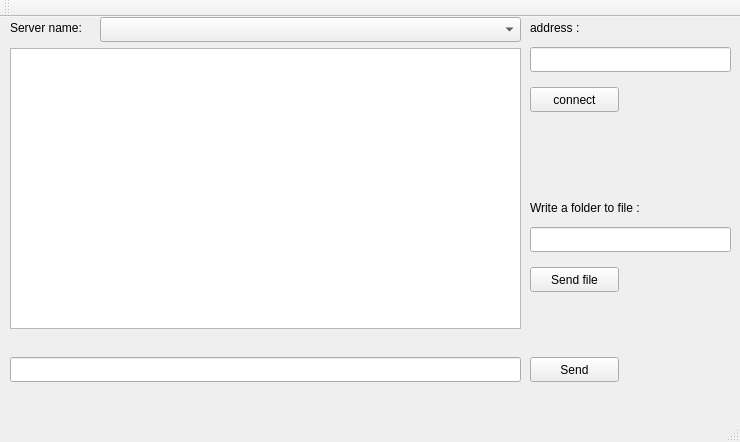
MykytaOpanyuk/All_programs_studying, file lab_3_TCPserver_chat_Qt/TCP_v2_client/mainwindow.ui: the form before one commit.
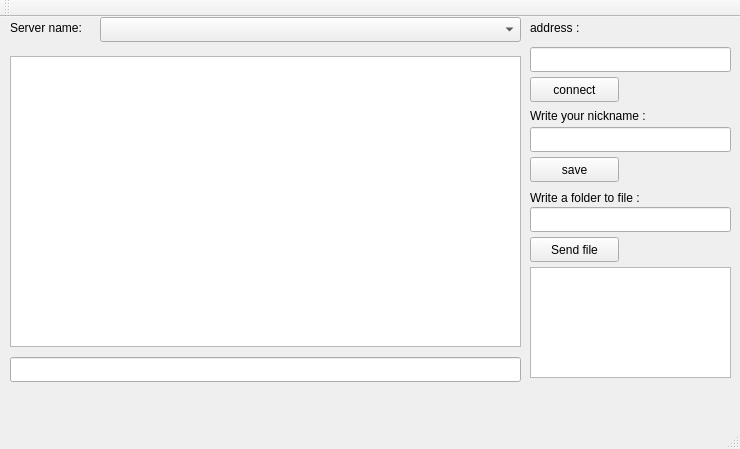
The form after the commit.

```diff
--- a/lab_3_TCPserver_chat_Qt/TCP_v2_client/mainwindow.ui
+++ b/lab_3_TCPserver_chat_Qt/TCP_v2_client/mainwindow.ui
@@ -7,7 +7,7 @@
     <x>0</x>
     <y>0</y>
     <width>740</width>
-    <height>442</height>
+    <height>449</height>
    </rect>
   </property>
   <property name="windowTitle">
@@ -24,20 +24,7 @@
      </rect>
     </property>
    </widget>
-   <widget class="QPushButton" name="Send">
-    <property name="geometry">
-     <rect>
-      <x>530</x>
-      <y>340</y>
-      <width>89</width>
-      <height>25</height>
-     </rect>
-    </property>
-    <property name="text">
-     <string>Send</string>
-    </property>
-   </widget>
-   <widget class="QLineEdit" name="lineEdit_3">
+   <widget class="QLineEdit" name="adress">
     <property name="geometry">
      <rect>
       <x>530</x>
@@ -47,16 +34,6 @@
      </rect>
     </property>
    </widget>
-   <widget class="QListView" name="listView">
-    <property name="geometry">
-     <rect>
-      <x>10</x>
-      <y>31</y>
-      <width>511</width>
-      <height>281</height>
-     </rect>
-    </property>
-   </widget>
    <widget class="QLabel" name="label">
     <property name="geometry">
      <rect>
@@ -97,7 +74,7 @@
     <property name="geometry">
      <rect>
       <x>530</x>
-      <y>70</y>
+      <y>60</y>
       <width>89</width>
       <height>25</height>
      </rect>
@@ -110,7 +87,7 @@
     <property name="geometry">
      <rect>
       <x>530</x>
-      <y>210</y>
+      <y>190</y>
       <width>201</width>
       <height>25</height>
      </rect>
@@ -120,7 +97,7 @@
     <property name="geometry">
      <rect>
       <x>530</x>
-      <y>180</y>
+      <y>170</y>
       <width>201</width>
       <height>21</height>
      </rect>
@@ -133,7 +110,7 @@
     <property name="geometry">
      <rect>
       <x>530</x>
-      <y>250</y>
+      <y>220</y>
       <width>89</width>
       <height>25</height>
      </rect>
@@ -142,6 +119,62 @@
      <string>Send file</string>
     </property>
    </widget>
+   <widget class="QPushButton" name="save">
+    <property name="geometry">
+     <rect>
+      <x>530</x>
+      <y>140</y>
+      <width>89</width>
+      <height>25</height>
+     </rect>
+    </property>
+    <property name="text">
+     <string>save</string>
+    </property>
+   </widget>
+   <widget class="QLabel" name="label_4">
+    <property name="geometry">
+     <rect>
+      <x>530</x>
+      <y>90</y>
+      <width>171</width>
+      <height>17</height>
+     </rect>
+    </property>
+    <property name="text">
+     <string>Write your nickname :</string>
+    </property>
+   </widget>
+   <widget class="QLineEdit" name="username">
+    <property name="geometry">
+     <rect>
+      <x>530</x>
+      <y>110</y>
+      <width>201</width>
+      <height>25</height>
+     </rect>
+    </property>
+   </widget>
+   <widget class="QListWidget" name="listWidget">
+    <property name="geometry">
+     <rect>
+      <x>530</x>
+      <y>250</y>
+      <width>201</width>
+      <height>111</height>
+     </rect>
+    </property>
+   </widget>
+   <widget class="QTextEdit" name="textEdit">
+    <property name="geometry">
+     <rect>
+      <x>10</x>
+      <y>39</y>
+      <width>511</width>
+      <height>291</height>
+     </rect>
+    </property>
+   </widget>
   </widget>
   <widget class="QMenuBar" name="menuBar">
    <property name="geometry">
```
Left out of the diff: 4 changed lines with no effect on the pictures.
